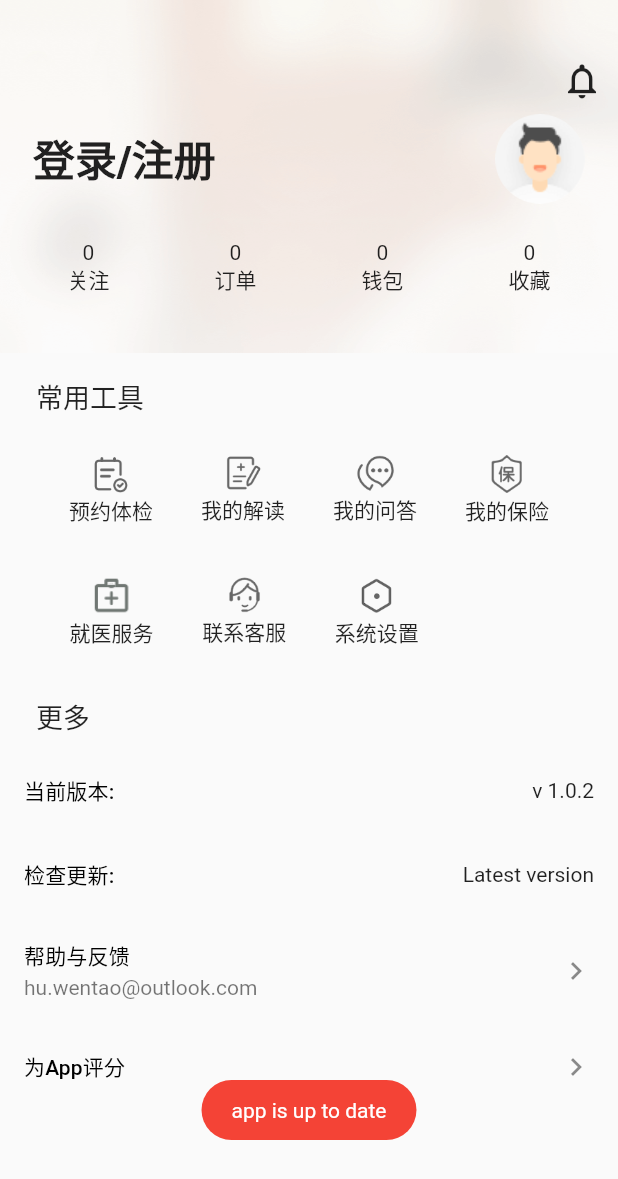
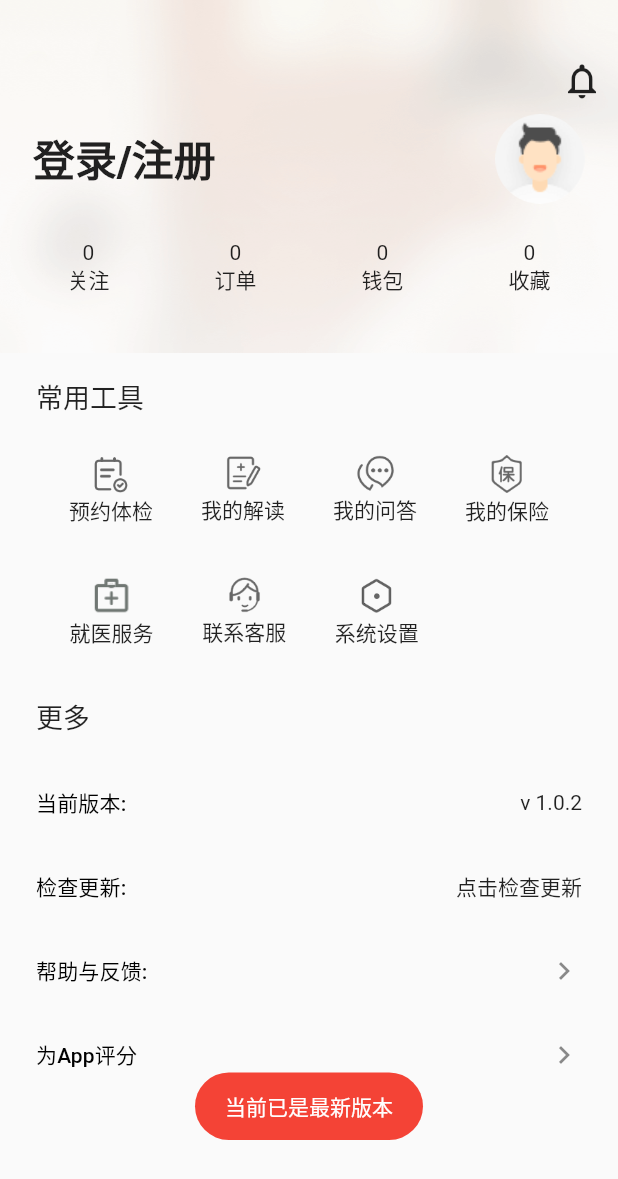
Before and after one commit to Hu-Wentao/health_assistant, a Flutter app: the MyScreen widget shown alone on an empty page, opened directly, after a tap on "检查更新:", on a phone screen of 412 x 824 dp. Shown: the top 1179 px of the screen. Run offline on Flutter 3.47's test engine with Material 2 defaults, Android fonts, the phone set to English and light mode, and no system bars; our stand-ins replace bloc, dio, equatable, flutter_bloc, flutter_swiper, fluttertoast and 1 more; missing offline and left inert: auto_orientation, groovin_material_icons; accounts and stored records are empty; statements that could not run were skipped.

Commit message:
feat: (my_screen) 优化了页面排布

```diff
--- a/lib/common/constances.dart
+++ b/lib/common/constances.dart
@@ -11,9 +11,4 @@ const List<String> aboutInfo = [
   "新手指引",
   "帮助与反馈",
   "为App评分"
-//  "Version: ",
-//  "Check for Updates: ",
-//  "Beginners Guide",
-//  "Help & Feedback",
-//  "Rate this app"
 ];
--- a/lib/screens/my_screen.dart
+++ b/lib/screens/my_screen.dart
@@ -2,7 +2,6 @@ import 'package:flutter/material.dart';
 import 'package:flutter/services.dart';
 import 'package:health_assistant/routes.dart';
 import 'package:health_assistant/utils/toast_util.dart';
-import 'package:health_assistant/widget/widget.dart';
 
 class MyScreen extends StatelessWidget {
   //todo 这里可以直接 final bloc = BlocProvider.of ... 而这些bloc的声明都应在 main.dart中的 routs中的MultiBlocProvider中写好
@@ -20,8 +19,8 @@ class MyScreen extends StatelessWidget {
           _getTitleBar("常用工具"),
           _getToolFlow(context),
           _getTitleBar("更多"),
-            ] +
           _getMoreTiles(context),
+        ],
       ),
     );
   }
@@ -137,45 +136,49 @@ class MyScreen extends StatelessWidget {
               imgList.length,
               (i) => _buildValueBlock(imgList[i], titles[i],
                   padding: const EdgeInsets.all(16))) +
-          [
-            Container(
-              height: 10,
-              width: 86,
-            )
-          ]),
+          [Container(height: 10, width: 86)]),
     );
   }
 
   _getMoreTiles(BuildContext context) {
-    final List<String> titls = ["当前版本: ", "检查更新: ", "帮助与反馈", "为App评分"];
-    return [
+    final List<String> titles = ["当前版本: ", "检查更新: ", "帮助与反馈:", "为App评分"];
+    return Padding(
+      padding: const EdgeInsets.all(8.0),
+      child: Column(
+        children: <Widget>[
           ListTile(
-        title: Text(titls[0], style: Theme.of(context).textTheme.subtitle),
+            title: Text(titles[0], style: Theme.of(context).textTheme.subtitle),
             trailing: Text("v 1.0.2"), // todo 显示当前app版本....
           ),
           ListTile(
-        title: Text(titls[1], style: Theme.of(context).textTheme.subtitle),
-        trailing: Text("Latest version"),
+            title: Text(titles[1], style: Theme.of(context).textTheme.subtitle),
+            trailing: Text("点击检查更新"),
             onTap: () {
               // todo 检查app更新 .....
-          showToast("app is up to date");
+
+              showToast("Checking...");
+              Future.delayed(const Duration(milliseconds: 1200)).then((_){
+                showToast("当前已是最新版本");
+              });
             },
           ),
           ListTile(
-        title: Text(titls[2], style: Theme.of(context).textTheme.subtitle),
-        subtitle: Text("hu.wentao@outlook.com"),
+            title: Text(titles[2], style: Theme.of(context).textTheme.subtitle),
+//            subtitle: Text("hu.wentao@outlook.com"),
             trailing: Icon(Icons.keyboard_arrow_right),
             onTap: () {
-          showToast("Email has been copied to the clipboard");
+              showToast("反馈邮箱已复制到剪贴板");
               Clipboard.setData(ClipboardData(text: "hu.wentao@racehf.com"));
             },
           ),
           ListTile(
-        title: Text(titls[3], style: Theme.of(context).textTheme.subtitle),
+            title: Text(titles[3], style: Theme.of(context).textTheme.subtitle),
             trailing: Icon(Icons.keyboard_arrow_right),
             onTap: () {}, // todo 跳转到评分页面
           ),
-    ];
+        ],
+      ),
+    );
   }
 }
 
@@ -187,7 +190,7 @@ _buildValueBlock(Widget wid, String title,
     child: Column(
       children: <Widget>[
         wid,
-        Text(title, style: TextStyle(fontWeight: FontWeight.w400)),
+        Text(title, style: TextStyle(fontWeight: FontWeight.w400))
       ],
     ),
   );
```
Lines whose indentation alone changed are shown as unchanged.
